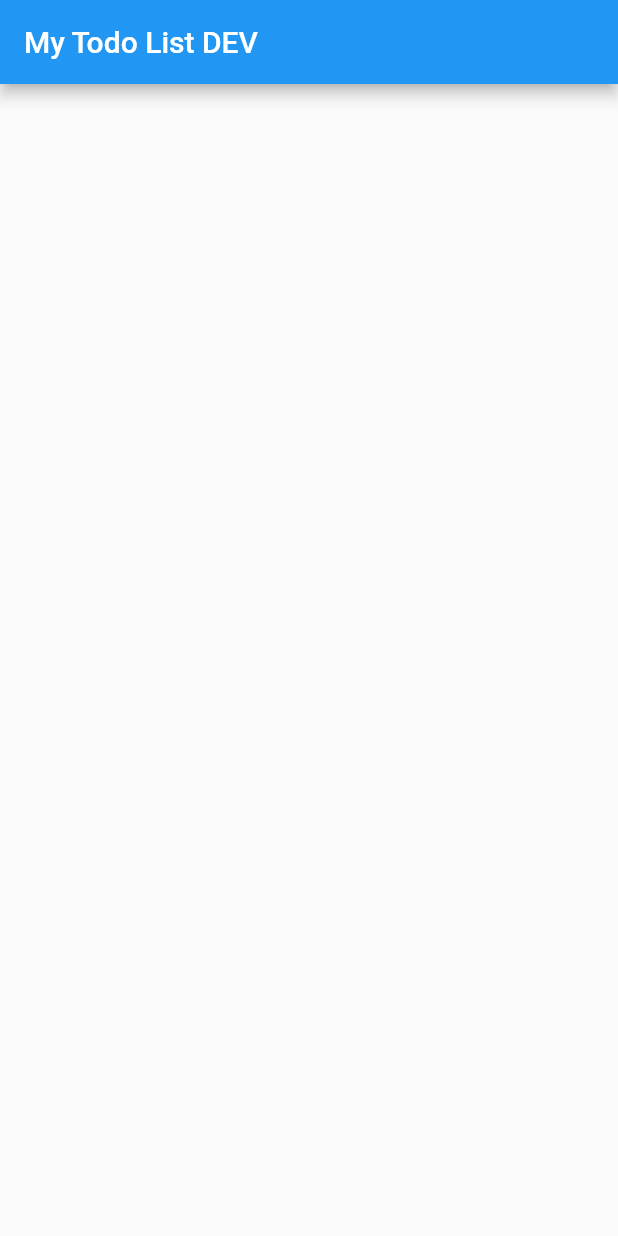
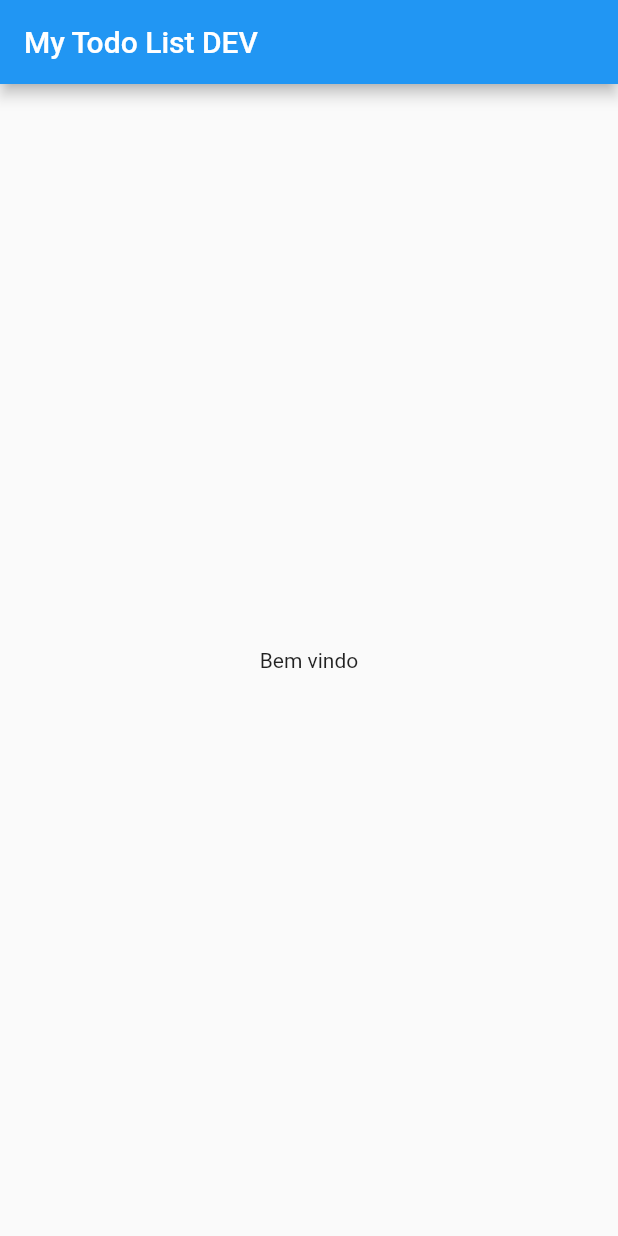
Before and after one commit to dikdudu/mytodolist, a Flutter app: the screen it shows after launch, on a phone screen of 412 x 824 dp. Run offline on Flutter 3.47's test engine with Material 2 defaults, Android fonts, the phone set to English and light mode, and no system bars; our stand-ins replace flutter_i18n.

```diff
--- /dev/null
+++ b/assets/i18n/pt.json
@@ -0,0 +1,5 @@
+{
+    "common":{
+        "title": "Bem vindo"
+    }
+}
--- a/lib/app/app_widget.dart
+++ b/lib/app/app_widget.dart
@@ -1,4 +1,6 @@
 import 'package:flutter/material.dart';
+import 'package:flutter_i18n/flutter_i18n.dart';
+import 'package:flutter_localizations/flutter_localizations.dart';
 import 'package:mytodolist/app/core/flavor/flavors.dart';
 import 'package:mytodolist/app/modules/home/home_page.dart';
 
@@ -16,6 +18,22 @@ class AppWidget extends StatelessWidget {
         primarySwatch: Colors.blue,
       ),
       home: HomePage(),
+      localizationsDelegates: [
+        FlutterI18nDelegate(
+          translationLoader: FileTranslationLoader(
+              useCountryCode: false,
+              fallbackFile: "pt",
+              basePath: "assets/i18n"),
+          missingTranslationHandler: (key, locale) {
+            print("--- Missing Key: $key, languageCode: $locale");
+          },
+        ),
+        GlobalMaterialLocalizations.delegate,
+        GlobalWidgetsLocalizations.delegate,
+        GlobalCupertinoLocalizations.delegate,
+      ],
+      builder: FlutterI18n.rootAppBuilder(),
+      supportedLocales: [Locale('pt', 'BR')], //If you want to support RTL.
     );
   }
 }
--- a/lib/app/modules/home/home_page.dart
+++ b/lib/app/modules/home/home_page.dart
@@ -1,4 +1,5 @@
 import 'package:flutter/material.dart';
+import 'package:flutter_i18n/widgets/I18nText.dart';
 import 'package:mytodolist/app/core/flavor/flavors.dart';
 
 class HomePage extends StatelessWidget {
@@ -10,7 +11,9 @@ class HomePage extends StatelessWidget {
       appBar: AppBar(
         title: Text(appFlavor!.title),
       ),
-      body: Container(),
+      body: Center(
+        child: I18nText("common.title"),
+      ),
     );
   }
 }
```
Also changed, not shown: pubspec.yaml (+6 -2 lines), pubspec.lock.
